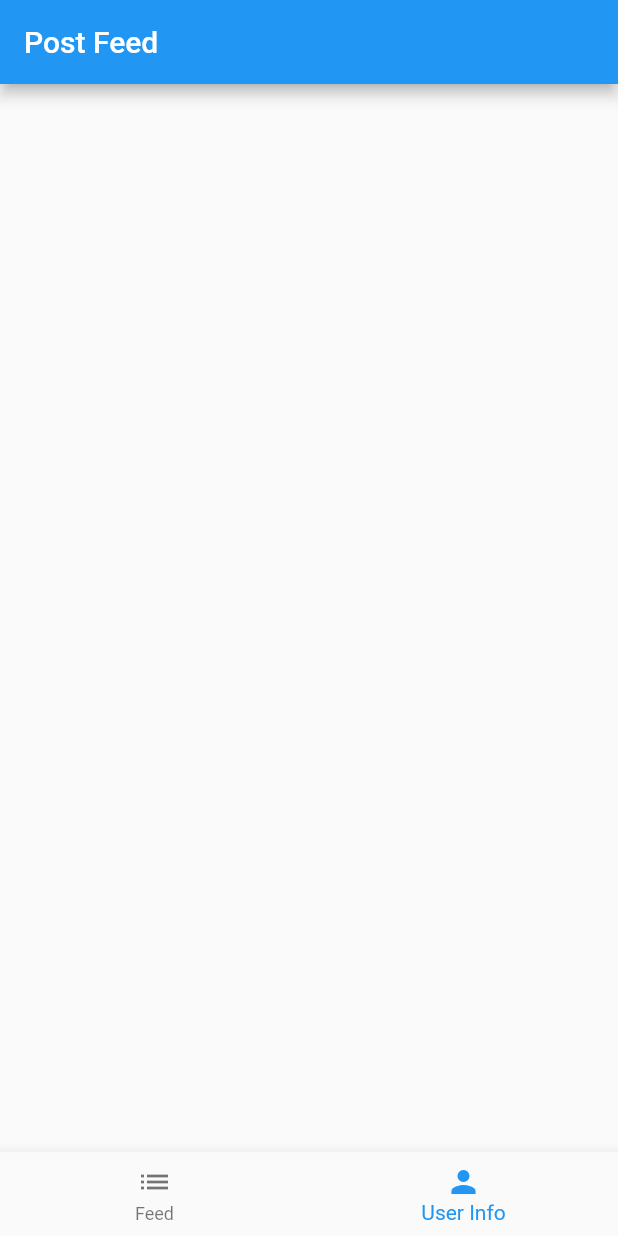
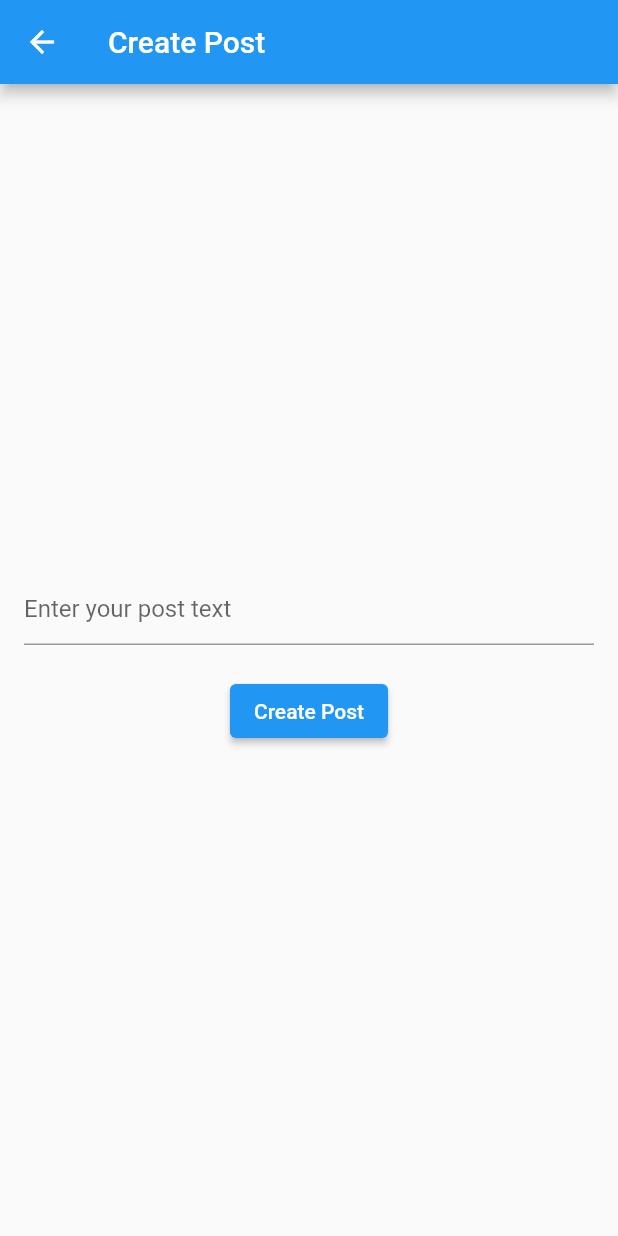
Before and after one commit to PetHub-CSCE3701/PetHub, a Flutter app: the screen it shows after launch, item 2 of the bottom bar chosen, on a phone screen of 412 x 824 dp. Run offline on Flutter 3.47's test engine with Material 2 defaults, Android fonts, the phone set to English and light mode, and no system bars.

Commit message:
User Object on start up, creating posts working

```diff
--- a/lib/Comment.dart
+++ b/lib/Comment.dart
@@ -22,6 +22,4 @@ class Comment {
           commentDate = '',
           commentText = '',
           likes = 0;
-
-// Other methods or logic
 }
--- a/lib/Post.dart
+++ b/lib/Post.dart
@@ -1,33 +1,70 @@
+
 import 'User.dart';
-import 'Comment.dart';
+// import 'comment.dart';
+import 'package:path_provider/path_provider.dart';
+import 'dart:io';
 
 class Post {
-  final User user;
-  final String postDate;
-  final String postText;
-  final List<Comment> comments;
+  User user;
+  String postText;
+  DateTime postDate;
 
-  // Static list to hold all posts
   static List<Post> allPosts = [];
 
-  Post({
-    required this.user,
-    required this.postDate,
-    required this.postText,
-    List<Comment> comments = const [], // Initializing comments with an empty list
-  }) : this.comments = List<Comment>.from(comments) {
-    // Add new posts to the static list of all posts
-    allPosts.add(this);
+
+  Post({required this.user, required this.postText, required this.postDate}){
+
+  }
+  Post.defaultConstructor()
+      : user = User(name: '', phoneNumber: '', neighborhood: '', city: '', bio: ''),
+        postDate = DateTime(1),
+        postText = '';
+
+
+  static Future<void> savePosts() async {
+    String posts = allPosts.map((post) {
+      return '${post.user.name},${post.postText},${post.postDate.toString()}';
+    }).join('\n');
+
+    final file = await _localFile;
+    await file.writeAsString(posts);
   }
 
-  Post.defaultConstructor()
-      : user = User(name: '', phoneNumber: '', neighborhood: '', city: '', bio: ''),
-        postDate = '',
-        postText = '',
-        comments = [];
+  static Future<List<Post>> loadPosts() async {
+    try {
+      final file = await _localFile;
+      String content = await file.readAsString();
 
-  // Method to add comments to the post
-  void addComment(Comment comment) {
-    comments.add(comment);
+      List<Post> loadedPosts = [];
+      List<String> lines = content.split('\n');
+      for (String line in lines) {
+        List<String> data = line.split(',');
+        String username = data[0];
+        String text = data[1];
+        DateTime date = DateTime.parse(data[2]);
+
+        // Create User instance for the post - You might want to adjust this part based on how your User class is structured
+        User postUser = User(name: username, phoneNumber: "", neighborhood: "", city: "", bio: "");
+
+        Post post = Post(user: postUser, postText: text, postDate: date);
+        loadedPosts.add(post);
+      }
+
+      return loadedPosts;
+    } catch (e) {
+      // Error reading the file
+      return [];
+    }
+  }
+
+  static Future<File> get _localFile async {
+    final directory = await getApplicationDocumentsDirectory();
+    return File('${directory.path}/posts.txt');
+  }
+
+  void createPost(String text, DateTime date) {
+    Post newPost = Post(user: user, postText: text, postDate: date);
+    allPosts.add(newPost);
+    savePosts();
   }
 }
--- a/lib/User.dart
+++ b/lib/User.dart
@@ -1,9 +1,13 @@
+import 'Post.dart';
+
+
 class User {
   String name;
   String phoneNumber;
   String neighborhood;
   String city;
   String bio;
+
 
   User({
     required this.name,
@@ -20,6 +24,13 @@ class User {
         neighborhood = '',
         city = '',
         bio = '';
+
+
+  void createPost(String text, DateTime date) {
+    Post newPost = Post(user: this, postText: text, postDate: date);
+    Post.allPosts.add(newPost); // Add the new post to the allPosts list
+    Post.savePosts(); // Save the updated posts to the file
+  }
 }
 
 class RegularUser extends User {
--- a/lib/main.dart
+++ b/lib/main.dart
@@ -1,122 +1,138 @@
 import 'package:flutter/material.dart';
 import 'User.dart';
-import 'Comment.dart';
 import 'Post.dart';
 
-void main() {
-  runApp(MyApp());
+void main() async {
+  WidgetsFlutterBinding.ensureInitialized();
+
+  User newUser = User(
+    name: "Mostafa",
+    phoneNumber: "1234567890",
+    neighborhood: "ABC",
+    city: "XYZ",
+    bio: "this is a test user",
+  );
+
+  List<Post> loadedPosts = await Post.loadPosts(); // Load saved posts
+  Post.allPosts = loadedPosts;
+
+  runApp(MyApp(myUser: newUser));
 }
 
 class MyApp extends StatelessWidget {
+  final User myUser;
+
+  MyApp({required this.myUser});
+
   @override
   Widget build(BuildContext context) {
     return MaterialApp(
       initialRoute: '/',
       routes: {
-        '/': (context) => MyHomePage(),
-        '/userInfo': (context) => UserInfoPage(),
+        '/': (context) => MyHomePage(user: myUser),
+        '/createPost': (context) => CreatePostPage(user: myUser),
+        '/userInfo': (context) => UserInfoPage(user: myUser),
       },
     );
   }
 }
 
 class MyHomePage extends StatefulWidget {
+  final User user;
+
+  MyHomePage({required this.user});
+
   @override
   _MyHomePageState createState() => _MyHomePageState();
 }
 
 class _MyHomePageState extends State<MyHomePage> {
-  int _selectedIndex = 0;
-
-  final List<Post> posts = [
-    Post(
-    user: User(name: 'John Doe', phoneNumber: '123456789', neighborhood: 'ABC', city: 'XYZ', bio: 'Sample Bio'),
-    postDate: '2023-10-25',
-    postText: 'This is a sample post.',
-  ),
-    Post(
-      user: User(name: 'Jane Smith', phoneNumber: '987654321', neighborhood: 'PQR', city: 'LMN', bio: 'Another Bio'),
-      postDate: '2023-10-26',
-      postText: 'Another post for the feed.',
-    ),];
+  List<Post> posts = Post.allPosts; // Get all posts
 
   @override
   Widget build(BuildContext context) {
     return Scaffold(
       appBar: AppBar(
-        title: Text('Post Feed'),
+        title: Text('Posts'),
       ),
-      body: _selectedIndex == 0 ? _buildFeed(context) : Container(),
+      body: PostsList(posts: posts, user: widget.user), // Display posts with user info
       bottomNavigationBar: BottomNavigationBar(
-        items: const <BottomNavigationBarItem>[
+        items: <BottomNavigationBarItem>[
           BottomNavigationBarItem(
             icon: Icon(Icons.list),
             label: 'Feed',
+          ),
+          BottomNavigationBarItem(
+            icon: Icon(Icons.add),
+            label: 'Add Post',
           ),
           BottomNavigationBarItem(
             icon: Icon(Icons.person),
             label: 'User Info',
           ),
         ],
-        currentIndex: _selectedIndex,
+        currentIndex: 0,
         onTap: (index) {
+          if (index == 1) {
+            Navigator.pushNamed(context, '/createPost').then((_) {
               setState(() {
-            _selectedIndex = index;
+                posts = Post.allPosts; // Refresh the posts list after creating a new post
               });
+            });
+          } else if (index == 2) {
+            Navigator.pushNamed(context, '/userInfo');
+          }
         },
       ),
     );
   }
+}
 
-  Widget _buildFeed(BuildContext context) {
+class PostsList extends StatelessWidget {
+  final List<Post> posts;
+  final User user;
+
+  PostsList({required this.posts, required this.user});
+
+  @override
+  Widget build(BuildContext context) {
     return ListView.builder(
       itemCount: posts.length,
       itemBuilder: (context, index) {
-        return GestureDetector(
-          onTap: () {
-            Navigator.pushNamed(
-              context,
-              '/userInfo',
-              arguments: posts[index].user,
-            );
-          },
-          child: Padding(
-            padding: const EdgeInsets.all(8.0),
-            child: Container(
+        String formattedDate = "${posts[index].postDate.day.toString().padLeft(2, '0')}-"
+            "${posts[index].postDate.month.toString().padLeft(2, '0')}-"
+            "${posts[index].postDate.year}";
+
+        return Container(
+          margin: EdgeInsets.all(8.0),
+          padding: EdgeInsets.all(12.0),
           decoration: BoxDecoration(
-                color: index % 2 == 0 ? Colors.blue[100] : Colors.green[100],
-                borderRadius: BorderRadius.circular(12),
+            color: Colors.white,
+            borderRadius: BorderRadius.circular(12.0),
+            boxShadow: [
+              BoxShadow(
+                color: Colors.grey.withOpacity(0.5),
+                spreadRadius: 3,
+                blurRadius: 5,
+                offset: Offset(0, 3),
               ),
-              padding: EdgeInsets.all(12),
+            ],
+          ),
           child: Column(
             crossAxisAlignment: CrossAxisAlignment.start,
-                children: <Widget>[
-                  GestureDetector(
-                    onTap: () {
-                      Navigator.pushNamed(
-                        context,
-                        '/userInfo',
-                        arguments: posts[index].user,
-                      );
-                    },
+            children: [
+              Padding(
+                padding: EdgeInsets.only(bottom: 8.0),
                 child: Text(
-                      posts[index].user!.name,
-                      style: TextStyle(
-                        fontWeight: FontWeight.bold,
-                        decoration: TextDecoration.underline,
+                  posts[index].user.name,
+                  style: TextStyle(fontWeight: FontWeight.bold, fontSize: 18),
                 ),
               ),
+              ListTile(
+                title: Text(posts[index].postText),
+                subtitle: Text(formattedDate),
               ),
-                  SizedBox(height: 4),
-                  Text(
-                    posts[index].postDate,
-                    style: TextStyle(color: Colors.grey),
-                  ),
-                  SizedBox(height: 8),
-                  Text(posts[index].postText),
             ],
-              ),
-            ),
           ),
         );
       },
@@ -124,11 +140,62 @@ class _MyHomePageState extends State<MyHomePage> {
   }
 }
 
-class UserInfoPage extends StatelessWidget {
+class CreatePostPage extends StatefulWidget {
+  final User user;
+
+  CreatePostPage({required this.user});
+
+  @override
+  _CreatePostPageState createState() => _CreatePostPageState();
+}
+
+class _CreatePostPageState extends State<CreatePostPage> {
+  final TextEditingController textEditingController = TextEditingController();
+
   @override
   Widget build(BuildContext context) {
-    final User user = ModalRoute.of(context)!.settings.arguments as User;
+    return Scaffold(
+      appBar: AppBar(
+        title: Text('Create Post'),
+      ),
+      body: Padding(
+        padding: EdgeInsets.all(16.0),
+        child: Column(
+          mainAxisAlignment: MainAxisAlignment.center,
+          children: [
+            TextField(
+              controller: textEditingController,
+              decoration: InputDecoration(
+                hintText: 'Enter your post text',
+              ),
+            ),
+            SizedBox(height: 20),
+            ElevatedButton(
+              onPressed: () {
+                String text = textEditingController.text;
+                if (text.isNotEmpty) {
+                  setState(() {
+                    widget.user.createPost(text, DateTime.now());
+                  });
+                  Navigator.pop(context);
+                }
+              },
+              child: Text('Create Post'),
+            ),
+          ],
+        ),
+      ),
+    );
+  }
+}
 
+class UserInfoPage extends StatelessWidget {
+  final User user;
+
+  UserInfoPage({required this.user});
+
+  @override
+  Widget build(BuildContext context) {
     return Scaffold(
       appBar: AppBar(
         title: Text('User Information'),
@@ -139,14 +206,13 @@ class UserInfoPage extends StatelessWidget {
           crossAxisAlignment: CrossAxisAlignment.start,
           children: [
             Text(
-              'User Name: ${user.name}',
+              user.name,
               style: TextStyle(fontSize: 20, fontWeight: FontWeight.bold),
             ),
             SizedBox(height: 10),
-            Text(
-              'Description: ${user.bio}',
-              style: TextStyle(fontSize: 16),
-            ),
+            Text(user.neighborhood),
+            Text(user.city),
+            Text(user.bio),
           ],
         ),
       ),
--- a/pubspec.yaml
+++ b/pubspec.yaml
@@ -30,6 +30,7 @@ environment:
 dependencies:
   flutter:
     sdk: flutter
+  path_provider: ^2.0.6
 
 
   # The following adds the Cupertino Icons font to your application.
```
Also changed, not shown: pubspec.lock, 1 other file. Lines whose indentation alone changed are shown as unchanged.
